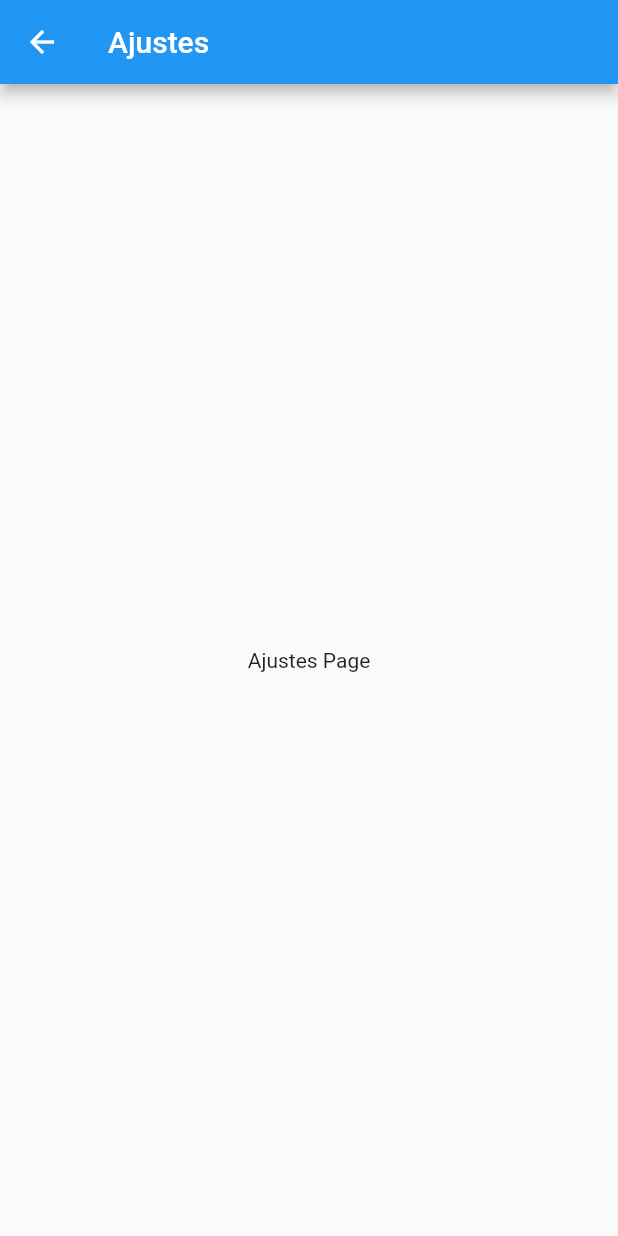
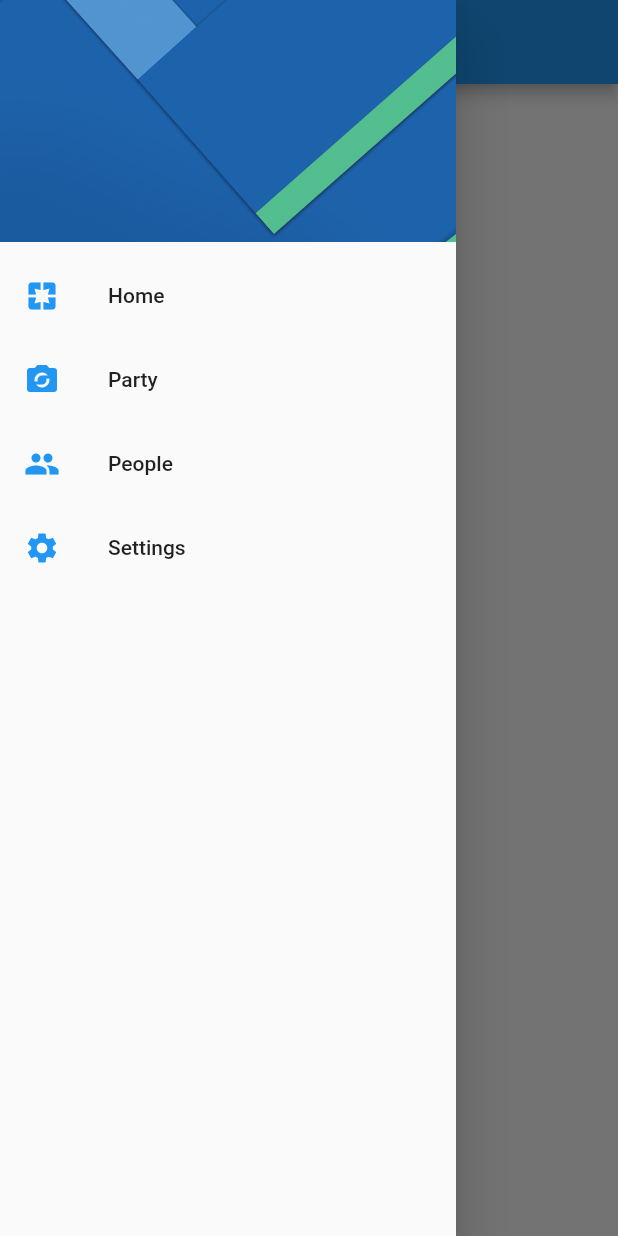
Before and after one commit to aizaguirreteb/flutter-preferencias-usuario, a Flutter app: the SettingsPage screen opened by its route, with the side drawer open (before the commit the screen has no drawer), on a phone screen of 412 x 824 dp. Run offline on Flutter 3.47's test engine with Material 2 defaults, Android fonts, the phone set to English and light mode, and no system bars.

Commit message:
separado menu drawer en widget

```diff
--- a/lib/src/pages/settings_page.dart
+++ b/lib/src/pages/settings_page.dart
@@ -1,4 +1,5 @@
 import 'package:flutter/material.dart';
+import 'package:preferencias/src/widgets/menu_widget.dart';
 
 class SettingsPage extends StatelessWidget {
 
@@ -7,6 +8,7 @@ class SettingsPage extends StatelessWidget {
   @override
   Widget build(BuildContext context) {
     return Scaffold(
+      drawer: MenuWidget(),
       appBar: AppBar(
         title: Text('Ajustes'),
       ),
--- /dev/null
+++ b/lib/src/widgets/menu_widget.dart
@@ -0,0 +1,47 @@
+import 'package:flutter/material.dart';
+import 'package:preferencias/src/pages/home_page.dart';
+import 'package:preferencias/src/pages/settings_page.dart';
+
+class MenuWidget extends StatelessWidget {
+
+  @override
+  Widget build(BuildContext context) {
+    return Drawer(
+      child: ListView(
+        padding: EdgeInsets.zero,
+        children: <Widget>[
+          DrawerHeader(
+            child: Container(),
+            decoration: BoxDecoration(
+              image: DecorationImage(
+                image: AssetImage('assets/original.jpg'),
+                fit: BoxFit.cover
+              ),
+            ),
+          ),
+
+          ListTile(
+            leading: Icon( Icons.pages, color: Colors.blue,),
+            title: Text('Home'),
+            onTap: () => Navigator.pushReplacementNamed(context, HomePage.routeName),
+          ),
+          ListTile(
+            leading: Icon( Icons.party_mode, color: Colors.blue,),
+            title: Text('Party'),
+          ),
+          ListTile(
+            leading: Icon( Icons.people, color: Colors.blue,),
+            title: Text('People'),
+          ),
+          ListTile(
+            leading: Icon( Icons.settings, color: Colors.blue,),
+            title: Text('Settings'),
+            onTap: () {
+              Navigator.pushReplacementNamed(context, SettingsPage.routeName);
+            }
+          )
+        ],
+      ),
+    );
+  }
+}
```
Also changed, not shown: lib/src/pages/home_page.dart (+40 -40 lines).
